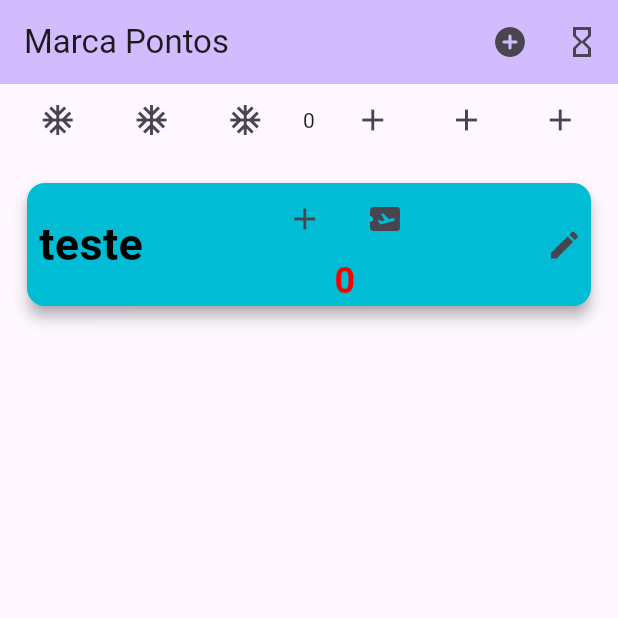
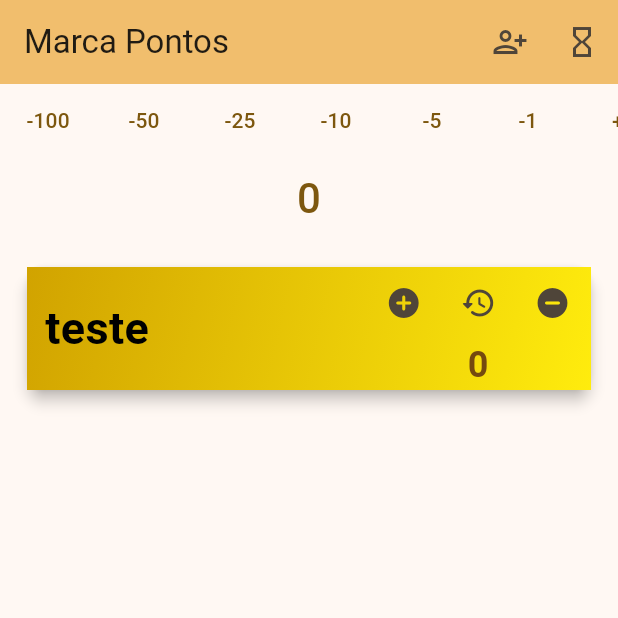
Before and after one commit to lucasbastoslbs/marca_ponto, a Flutter app: the screen it shows after launch, on a phone screen of 412 x 824 dp, the top half of it. Run offline on Flutter 3.47's test engine with Material 3 defaults, Android fonts, the phone set to English and light mode, and no system bars.

Commit message:
phase1 design

```diff
--- a/lib/main.dart
+++ b/lib/main.dart
@@ -1,4 +1,5 @@
 import 'package:flutter/material.dart';
+import 'package:flutter/services.dart';
 import 'widget/user.dart';
 
 void main() {
@@ -14,7 +15,7 @@
       title: 'Flutter Demo',
       debugShowCheckedModeBanner: false,
       theme: ThemeData(
-        colorScheme: ColorScheme.fromSeed(seedColor: Colors.deepPurple),
+        colorScheme: ColorScheme.fromSeed(seedColor: const Color(0xff966912)),
         useMaterial3: true,
       ),
       home: const MyHomePage(title: 'Marca Pontos'),
@@ -34,6 +35,20 @@
 class _MyHomePageState extends State<MyHomePage> {
   final List<User> _jogadores = <User>[User('teste')];
   int _pontuacao = 0;
+  List<int> intervals = <int>[
+    -100,
+    -50,
+    -25,
+    -10,
+    -5,
+    -1,
+    1,
+    5,
+    10,
+    25,
+    50,
+    100
+  ];
 
   void _atualizaPonto() {
     if (_jogadores.isNotEmpty) {
@@ -49,21 +64,19 @@
       for (int i = 0; i < _jogadores.length; i++) {
         nomes.add(_jogadores[i].name);
       }
-      setState(() {
       _jogadores.clear();
-      });
+      _pontuacao = 0;
       for (int i = 0; i < nomes.length; i++) {
-        setState(() {
         _jogadores.add(User(
           nomes[i],
           ponto: _pontuacao,
         ));
-        });
+        setState(() {});
       }
     }
   }
 
-  void _createPopUp() {
+  void _newUserPopUp() {
     String texto = "";
     showDialog(
         context: context,
@@ -93,6 +106,43 @@
         });
   }
 
+  void _editNumberPopUp() {
+    String texto = "";
+    showDialog(
+        context: context,
+        builder: (BuildContext context) {
+          return AlertDialog(
+            scrollable: true,
+            title: const Text("Pontuação"),
+            content: TextField(
+              onChanged: (value) {
+                texto = value;
+              },
+              keyboardType: TextInputType.number,
+              inputFormatters: <TextInputFormatter>[
+                FilteringTextInputFormatter.allow(RegExp(r'^-?[0-9]*')),
+              ],
+            ),
+            actions: [
+              ElevatedButton(
+                  onPressed: () {
+                    Navigator.pop(context);
+                  },
+                  child: const Text("Cancelar")),
+              ElevatedButton(
+                  onPressed: () {
+                    setState(() {
+                      _pontuacao = int.tryParse(texto) ?? 0;
+                      _atualizaPonto();
+                    });
+                    Navigator.pop(context);
+                  },
+                  child: const Text("Concluir"))
+            ],
+          );
+        });
+  }
+
   @override
   Widget build(BuildContext context) {
     return Scaffold(
@@ -101,77 +151,59 @@
           title: Text(widget.title),
           actions: [
             IconButton(
-                onPressed: _createPopUp,
+                onPressed: _newUserPopUp,
                 tooltip: "Novo Jogador",
-                icon: const Icon(Icons.add_circle_rounded)),
+                icon: const Icon(Icons.person_add_alt)),
             IconButton(
                 onPressed: _resetaPontos,
                 tooltip: "Resetar Pontos",
-                icon: const Icon(Icons.hourglass_empty)),
+                icon: const Icon(Icons.hourglass_empty_outlined)),
           ],
         ),
         body: Column(
           children: [
-            Row(
+            SingleChildScrollView(
+              scrollDirection: Axis.horizontal,
+              child: Row(
                 mainAxisAlignment: MainAxisAlignment.spaceEvenly,
                 children: [
-                IconButton(
+                  ...intervals.map((valor) {
+                    return TextButton(
                         onPressed: () {
                           setState(() {
-                        _pontuacao -= 100;
+                            _pontuacao += valor;
                             _atualizaPonto();
                           });
                         },
-                    icon: const Icon(Icons.ac_unit)),
-                IconButton(
-                    onPressed: () {
-                      setState(() {
-                        _pontuacao -= 10;
-                        _atualizaPonto();
-                      });
-                    },
-                    icon: const Icon(Icons.ac_unit)),
-                IconButton(
-                    onPressed: () {
-                      setState(() {
-                        _pontuacao--;
-                        _atualizaPonto();
-                      });
-                    },
-                    icon: const Icon(Icons.ac_unit)),
-                Text('$_pontuacao'),
-                IconButton(
-                    onPressed: () {
-                      setState(() {
-                        _pontuacao++;
-                        _atualizaPonto();
-                      });
-                    },
-                    icon: const Icon(Icons.add)),
-                IconButton(
-                    onPressed: () {
-                      setState(() {
-                        _pontuacao += 10;
-                        _atualizaPonto();
-                      });
-                    },
-                    icon: const Icon(Icons.add)),
-                IconButton(
-                    onPressed: () {
-                      setState(() {
-                        _pontuacao += 100;
-                        _atualizaPonto();
-                      });
-                    },
-                    icon: const Icon(Icons.add)),
+                        child: Text(valor < 0 ? '$valor' : '+$valor'));
+                  }).toList()
                 ],
+              ),
+            ),
+            TextButton(
+              onPressed: _editNumberPopUp,
+              child: Text(
+                '$_pontuacao',
+                style: const TextStyle(fontSize: 28),
+              ),
             ),
             Expanded(
               child: ListView.builder(
                   padding: const EdgeInsets.all(8),
                   itemCount: _jogadores.length,
                   itemBuilder: (BuildContext context, int index) {
-                    return _jogadores[index];
+                    final item = _jogadores[index];
+                    return Dismissible(
+                      key: Key(item.name),
+                      onDismissed: (direction) {
+                        setState(() {
+                          _jogadores.removeAt(index);
+                        });
+                        ScaffoldMessenger.of(context).showSnackBar(
+                            SnackBar(content: Text('${item.name} removido.')));
+                      },
+                      child: item,
+                    );
                   }),
             ),
           ],
--- a/lib/widget/user.dart
+++ b/lib/widget/user.dart
@@ -18,70 +18,23 @@ class _UserState extends State<User> {
       color: Colors.black, fontSize: 30, fontWeight: FontWeight.bold);
 
   final pointStyle = const TextStyle(
-      color: Color.fromARGB(255, 253, 1, 1),
-      fontSize: 24,
-      fontWeight: FontWeight.bold);
+      color: Color(0xff744a0f), fontSize: 24, fontWeight: FontWeight.bold);
 
-  void adicionar() {
+  void _adicionar() {
     setState(() {
       widget.pontos += widget.ponto;
     });
     widget.historico.add('${widget.ponto}');
   }
 
-  void subtrair() {
+  void _subtrair() {
     setState(() {
       widget.pontos -= widget.ponto;
     });
     widget.historico.add("-${widget.ponto}");
   }
 
-  @override
-  Widget build(BuildContext context) {
-    return Card(
-      margin: const EdgeInsets.all(10),
-      elevation: 4.0,
-      shadowColor: Colors.grey,
-      color: Colors.cyan,
-      child: Row(
-        mainAxisAlignment: MainAxisAlignment.spaceBetween,
-        children: [
-          Flexible(
-            flex: 6,
-            child: Padding(
-              padding: const EdgeInsets.all(8.0),
-              child: Text(
-                widget.name,
-                style: titleStyle,
-              ),
-            ),
-          ),
-          Flexible(
-            flex: 3,
-            child: Column(
-              children: [
-                Row(
-                  mainAxisAlignment: MainAxisAlignment.spaceEvenly,
-                  children: [
-                    IconButton(
-                        onPressed: adicionar, icon: const Icon(Icons.add)),
-                    IconButton(
-                        onPressed: subtrair,
-                        icon: const Icon(Icons.airplane_ticket)),
-                  ],
-                ),
-                Text(
-                  key: widget.key,
-                  '${widget.pontos}',
-                  style: pointStyle,
-                ),
-              ],
-            ),
-          ),
-          Flexible(
-            flex: 1,
-            child: IconButton(
-                onPressed: () {
+  void _mostrarHistorico() {
     showDialog(
         context: context,
         builder: (BuildContext context) {
@@ -104,10 +57,60 @@ class _UserState extends State<User> {
             ],
           );
         });
-                },
-                icon: const Icon(Icons.edit)),
-          )
+  }
+
+  @override
+  Widget build(BuildContext context) {
+    return Card(
+      margin: const EdgeInsets.all(10),
+      elevation: 4.0,
+      child: Container(
+        decoration: const BoxDecoration(
+            gradient: LinearGradient(colors: [
+          Color(0xffd1a300),
+          Color(0xffffec0d),
+        ], begin: Alignment.topLeft, end: Alignment.bottomRight)),
+        child: Row(
+          mainAxisAlignment: MainAxisAlignment.spaceBetween,
+          children: [
+            Expanded(
+              flex: 6,
+              child: Padding(
+                padding: const EdgeInsets.all(12.0),
+                child: Text(
+                  widget.name,
+                  style: titleStyle,
+                ),
+              ),
+            ),
+            Expanded(
+              flex: 4,
+              child: Column(
+                children: [
+                  Row(
+                    mainAxisAlignment: MainAxisAlignment.spaceEvenly,
+                    children: [
+                      IconButton(
+                          onPressed: _adicionar,
+                          icon: const Icon(Icons.add_circle_rounded)),
+                      IconButton(
+                          onPressed: _mostrarHistorico,
+                          icon: const Icon(Icons.history_rounded)),
+                      IconButton(
+                          onPressed: _subtrair,
+                          icon: const Icon(Icons.do_not_disturb_on_rounded)),
                     ],
+                  ),
+                  Text(
+                    key: widget.key,
+                    '${widget.pontos}',
+                    style: pointStyle,
+                  ),
+                ],
+              ),
+            ),
+          ],
+        ),
       ),
     );
   }
```
Also changed, not shown: lib/misc/custom_colors.dart (added, +22 -0 lines). Lines whose indentation alone changed are shown as unchanged.
